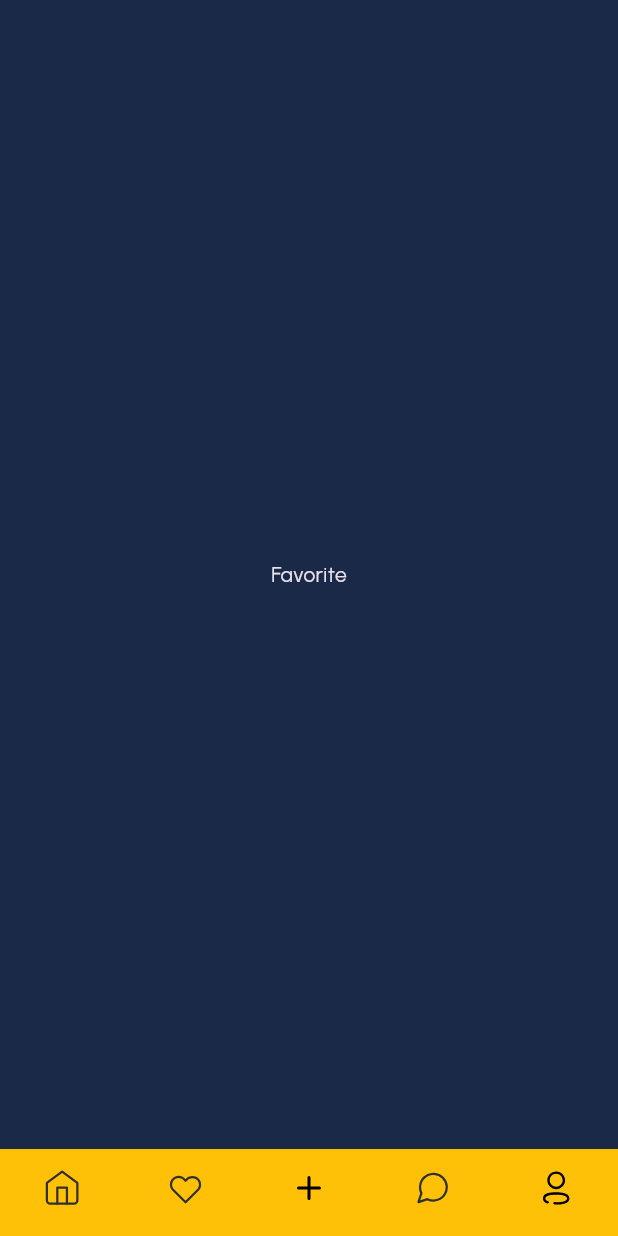
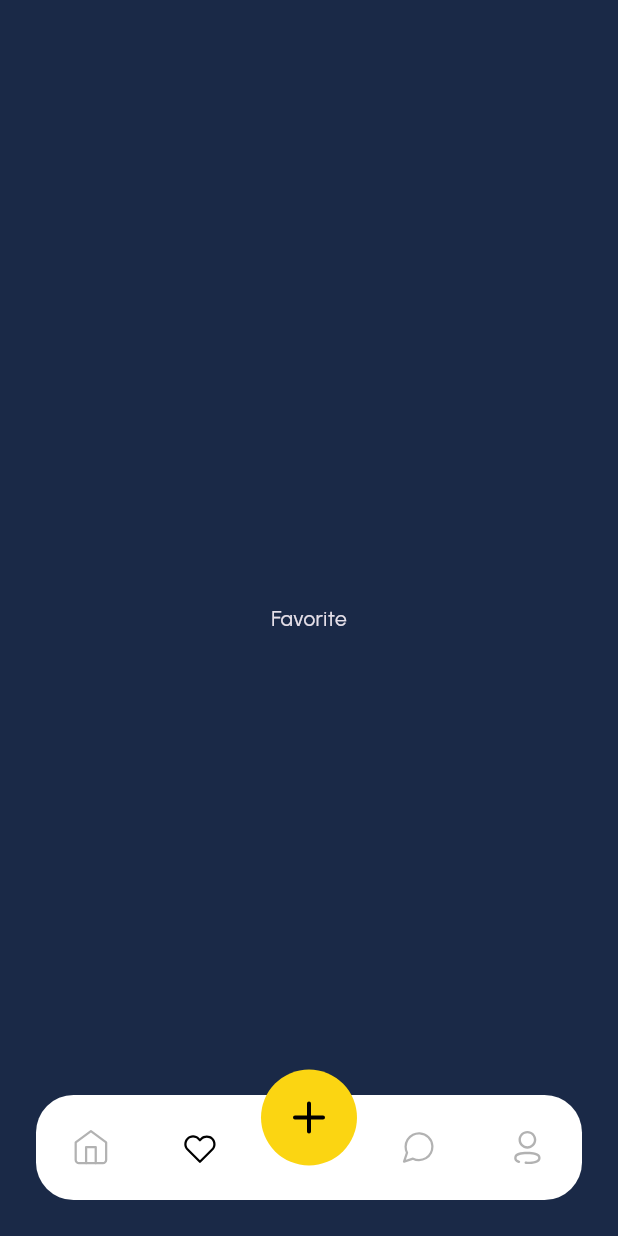
Before and after one commit to Shivam-Sharma-1/Integrated-Map-App, a Flutter app: the MainPage screen opened by its route, item 2 of the bottom bar chosen, on a phone screen of 412 x 824 dp. Run offline on Flutter 3.47's test engine with Material 3 defaults, Android fonts, the phone set to English and light mode, and no system bars; our stand-ins replace flutter_svg; network calls fail; project files that could hold a hidden picture were left out.

Commit message:
feat: add bottom navigation bar in MainPage

```diff
--- /dev/null
+++ b/client/lib/components/bottom_navigation_item.dart
@@ -0,0 +1,29 @@
+import 'package:flutter/material.dart';
+import 'package:flutter_svg/svg.dart';
+
+import '../pages/main_page.dart';
+
+class BottomNavigationItem extends StatelessWidget {
+  final VoidCallback onPressed;
+  final String icon;
+  final Menus current;
+  final Menus name;
+  const BottomNavigationItem(
+      {super.key,
+      required this.onPressed,
+      required this.icon,
+      required this.current,
+      required this.name});
+
+  @override
+  Widget build(BuildContext context) {
+    return IconButton(
+        onPressed: onPressed,
+        icon: SvgPicture.asset(
+          icon,
+          colorFilter: ColorFilter.mode(
+              current == name ? Colors.black : Colors.black.withOpacity(0.3),
+              BlendMode.srcIn),
+        ));
+  }
+}
--- a/client/lib/pages/main_page.dart
+++ b/client/lib/pages/main_page.dart
@@ -1,7 +1,10 @@
 import 'package:flutter/material.dart';
-import 'package:flutter_svg/flutter_svg.dart';
-import 'package:map_integration/pages/home_page.dart';
+import 'package:flutter_svg/svg.dart';
 
+import '../components/bottom_navigation_item.dart';
+import '../config/app_icons.dart';
+import '../styles/app_colors.dart';
+import 'home_page.dart';
 import 'profile_page.dart';
 
 class MainPage extends StatefulWidget {
@@ -12,47 +15,126 @@ class MainPage extends StatefulWidget {
 }
 
 class _MainPageState extends State<MainPage> {
-  int currentIndex = 0;
-
+  Menus currentIndex = Menus.home;
   @override
   Widget build(BuildContext context) {
     return Scaffold(
-      body: pages[currentIndex],
-      bottomNavigationBar: BottomNavigationBar(
-        items: [
-          BottomNavigationBarItem(
-              icon: SvgPicture.asset("assets/svg/ic_home.svg"), label: "Home"),
-          BottomNavigationBarItem(
-              icon: SvgPicture.asset("assets/svg/ic_favorite.svg"),
-              label: "Favorite"),
-          BottomNavigationBarItem(
-              icon: SvgPicture.asset("assets/svg/ic_add.svg"),
-              label: "Add Post"),
-          BottomNavigationBarItem(
-              icon: SvgPicture.asset("assets/svg/ic_messages.svg"),
-              label: "Messages"),
-          BottomNavigationBarItem(
-              icon: SvgPicture.asset("assets/svg/ic_user.svg"), label: "User"),
-        ],
-        onTap: (index) {
+      extendBody: true,
+      body: pages[currentIndex.index],
+      bottomNavigationBar: MyBottomNavigation(
+        currentIndex: currentIndex,
+        onTap: (value) {
           setState(() {
-            currentIndex = index;
+            currentIndex = value;
           });
         },
-        type: BottomNavigationBarType.fixed,
-        currentIndex: currentIndex,
-        showSelectedLabels: false,
-        showUnselectedLabels: false,
-        backgroundColor: Colors.amber,
       ),
     );
   }
 
   final pages = [
     HomePage(),
-    Center(child: Text("Favorite")),
-    Center(child: Text("Add Post")),
-    Center(child: Text("Messages")),
-    ProfilePage(),
+    Center(
+      child: Text('Favorite'),
+    ),
+    Center(
+      child: Text('Add Post'),
+    ),
+    Center(
+      child: Text('Messages'),
+    ),
+    ProfilePage()
   ];
 }
+
+enum Menus {
+  home,
+  favorite,
+  add,
+  messages,
+  user,
+}
+
+class MyBottomNavigation extends StatelessWidget {
+  final Menus currentIndex;
+  final ValueChanged<Menus> onTap;
+  const MyBottomNavigation({
+    super.key,
+    required this.currentIndex,
+    required this.onTap,
+  });
+
+  @override
+  Widget build(BuildContext context) {
+    return Container(
+      height: 87,
+      margin: EdgeInsets.all(24),
+      child: Stack(
+        children: [
+          Positioned(
+            right: 0,
+            left: 0,
+            top: 17,
+            child: Container(
+              height: 70,
+              decoration: BoxDecoration(
+                  color: Colors.white,
+                  borderRadius: BorderRadius.all(Radius.circular(25))),
+              child: Row(
+                children: [
+                  Expanded(
+                    child: BottomNavigationItem(
+                        onPressed: () => onTap(Menus.home),
+                        icon: AppIcons.icHome,
+                        current: currentIndex,
+                        name: Menus.home),
+                  ),
+                  Expanded(
+                    child: BottomNavigationItem(
+                        onPressed: () => onTap(Menus.favorite),
+                        icon: AppIcons.icFavorite,
+                        current: currentIndex,
+                        name: Menus.favorite),
+                  ),
+                  Spacer(),
+                  Expanded(
+                    child: BottomNavigationItem(
+                        onPressed: () => onTap(Menus.messages),
+                        icon: AppIcons.icMessage,
+                        current: currentIndex,
+                        name: Menus.messages),
+                  ),
+                  Expanded(
+                    child: BottomNavigationItem(
+                        onPressed: () => onTap(Menus.user),
+                        icon: AppIcons.icUser,
+                        current: currentIndex,
+                        name: Menus.user),
+                  ),
+                ],
+              ),
+            ),
+          ),
+          Positioned(
+            left: 0,
+            right: 0,
+            top: 0,
+            child: GestureDetector(
+              onTap: () => onTap(Menus.add),
+              child: Container(
+                width: 64,
+                height: 64,
+                padding: const EdgeInsets.all(16),
+                decoration: BoxDecoration(
+                  color: AppColors.primary,
+                  shape: BoxShape.circle,
+                ),
+                child: SvgPicture.asset(AppIcons.icAdd),
+              ),
+            ),
+          )
+        ],
+      ),
+    );
+  }
+}
```
